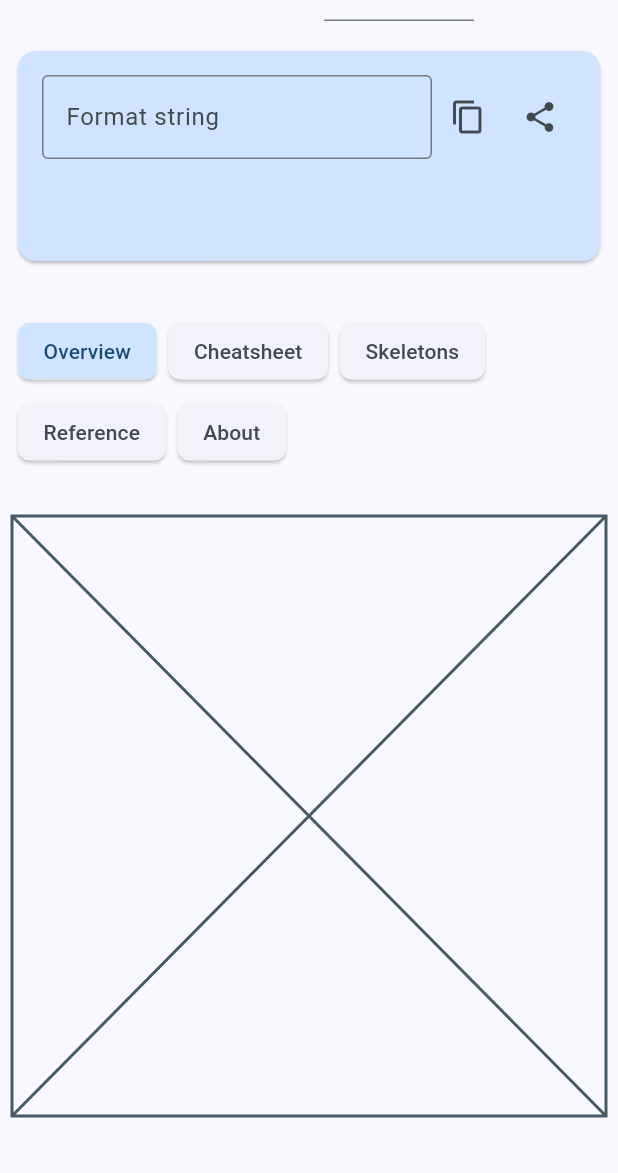
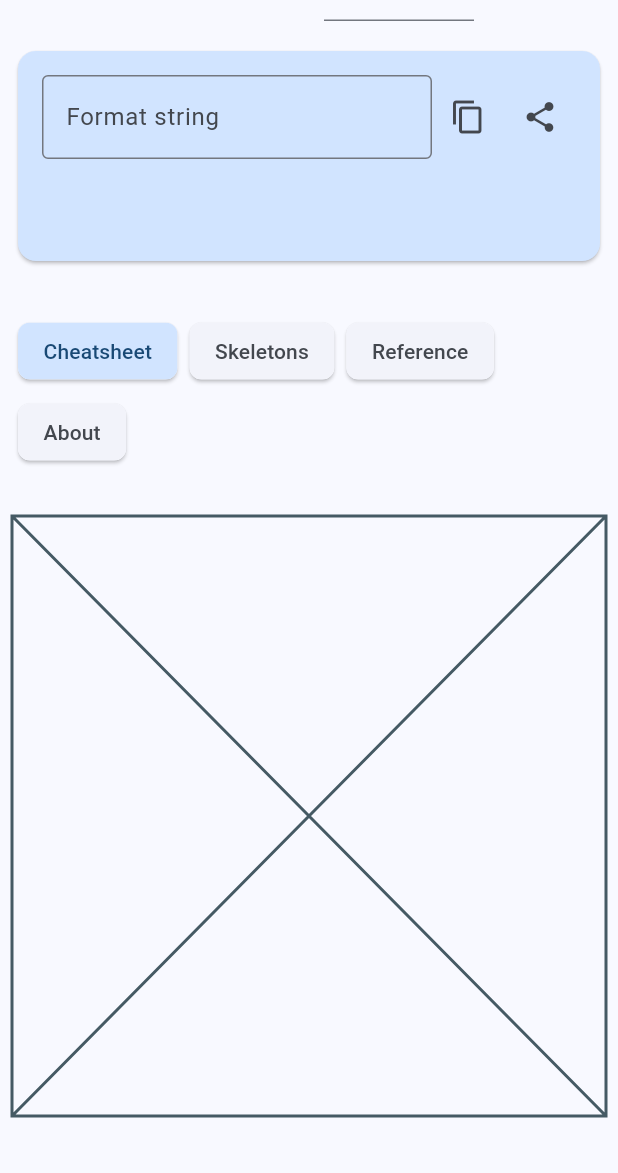
Before and after one commit to ffelixm/date-format-playground, a Flutter app: the screen it shows after launch, on a phone screen of 412 x 824 dp, the part 63-1236 px from its top. Run offline on Flutter 3.47's test engine with Material 3 defaults, Android fonts, the phone set to English and light mode, and no system bars; our stand-ins replace flutter_html, shared_preferences, web.

Commit message:
Remove overview section
I have decided to remove the overview section, because I don't want
this project to be a full guide into dart date formatting at this time.
It should just be a playground with all the useful information to format
dates. Short explainations of several things will be put into the
subsections.

```diff
--- a/lib/data/section_data.dart
+++ b/lib/data/section_data.dart
@@ -2,7 +2,6 @@ import 'package:date_format_playground/data/section_models.dart';
 
 /// Get name of home view section
 String getSectionName(HomeViewSection section) => switch (section) {
-  HomeViewSection.overview => "Overview",
   HomeViewSection.cheatsheet => "Cheatsheet",
   HomeViewSection.skeletons => "Skeletons",
   HomeViewSection.reference => "Reference",
--- a/lib/data/section_models.dart
+++ b/lib/data/section_models.dart
@@ -1,5 +1,4 @@
 enum HomeViewSection {
-  overview,
   cheatsheet,
   skeletons,
   reference,
--- a/lib/ui/home_view.dart
+++ b/lib/ui/home_view.dart
@@ -103,7 +103,6 @@ class _HomeViewState extends State<HomeView> {
                       ),
                     ),
                     switch (selectedSection) {
-                      HomeViewSection.overview => const Placeholder(),
                       HomeViewSection.cheatsheet => const Placeholder(),
                       HomeViewSection.skeletons => const Placeholder(),
                       HomeViewSection.reference => ReferenceSection(locale: selectedLocale),
```
